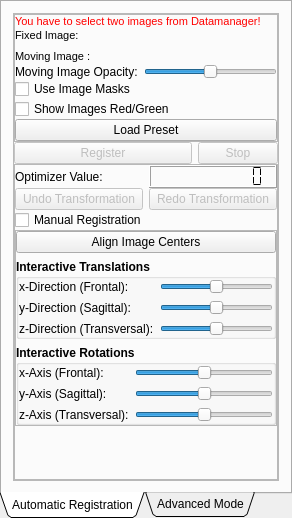
Qt form Modules/Bundles/org.mitk.gui.qt.rigidregistration/src/internal/QmitkRigidRegistrationViewControls.ui (MITK/MITK) before a commit.
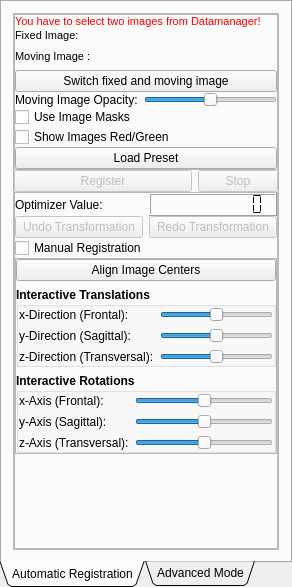
The same form after that commit. Icons and pictures are not drawn. Custom widgets are drawn as their Qt base class.

Commit message: FIX (#3060): Images can be switched between fixed and moving by a button. Fixed image always has an opacity of 0.5 to ensure visibility of moving image even when it has a lower layer.

The edit to the form file:
```diff
--- a/Modules/Bundles/org.mitk.gui.qt.rigidregistration/src/internal/QmitkRigidRegistrationViewControls.ui
+++ b/Modules/Bundles/org.mitk.gui.qt.rigidregistration/src/internal/QmitkRigidRegistrationViewControls.ui
@@ -7,7 +7,7 @@
     <x>0</x>
     <y>0</y>
     <width>292</width>
-    <height>518</height>
+    <height>587</height>
    </rect>
   </property>
   <property name="minimumSize">
@@ -177,6 +177,9 @@
              </item>
              <item>
               <layout class="QFormLayout" name="formLayout">
+               <property name="fieldGrowthPolicy">
+                <enum>QFormLayout::AllNonFixedFieldsGrow</enum>
+               </property>
                <item row="0" column="0">
                 <widget class="QLabel" name="m_FixedLabel">
                  <property name="font">
@@ -231,6 +234,13 @@
                  </property>
                 </widget>
                </item>
+               <item row="2" column="0" colspan="2">
+                <widget class="QPushButton" name="m_SwitchImages">
+                 <property name="text">
+                  <string>Switch fixed and moving image</string>
+                 </property>
+                </widget>
+               </item>
               </layout>
              </item>
              <item>
```
Left out of the diff: 4 changed lines with no effect on the pictures. The commit also changes 8 other files.
